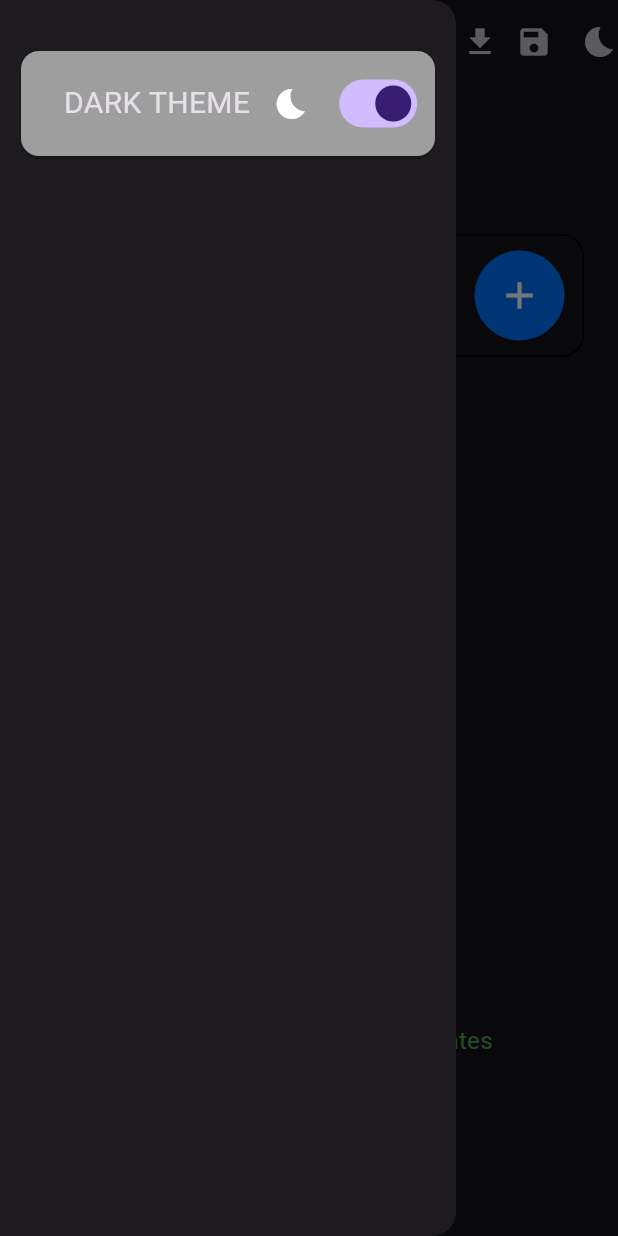
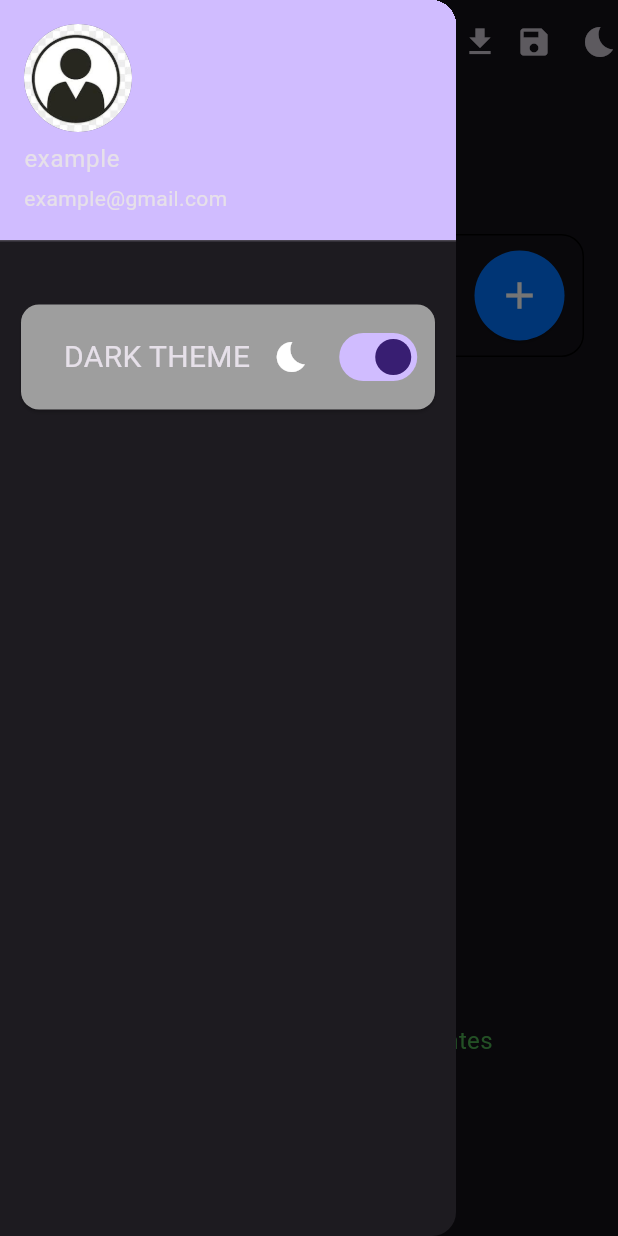
Before and after one commit to Elvisfrank-F/app_list_tarefas, a Flutter app: the screen it shows after launch, with the side drawer open, on a phone screen of 412 x 824 dp. Run offline on Flutter 3.47's test engine with Material 3 defaults, Android fonts, the phone set to English and light mode, and no system bars; our stand-ins replace flutter_slidable, shared_preferences.

```diff
--- a/lib/pages/stateMobile/celPe_page.dart
+++ b/lib/pages/stateMobile/celPe_page.dart
@@ -366,7 +366,20 @@ class _CelpePageState extends State<CelpePage> {
 
       drawer: Drawer(
         child: Column(
+
+
           children: [
+
+            UserAccountsDrawerHeader(
+                accountName: Text("example"),
+                accountEmail: Text("example@gmail.com"),
+               currentAccountPicture: CircleAvatar(
+                 backgroundImage: AssetImage("assets/images/person.jpeg"),
+               ),
+
+            )
+
+            ,
             Padding(
               padding: const EdgeInsets.symmetric(horizontal: 10, vertical: 30),
               child: Card(
--- a/pubspec.yaml
+++ b/pubspec.yaml
@@ -70,7 +70,10 @@ flutter:
   uses-material-design: true
 
   # To add assets to your application, add an assets section, like this:
-  # assets:
+  assets:
+
+    - assets/images/
+
   #   - images/a_dot_burr.jpeg
   #   - images/a_dot_ham.jpeg
 
```
Also changed, not shown: assets/images/person.jpeg (added).
